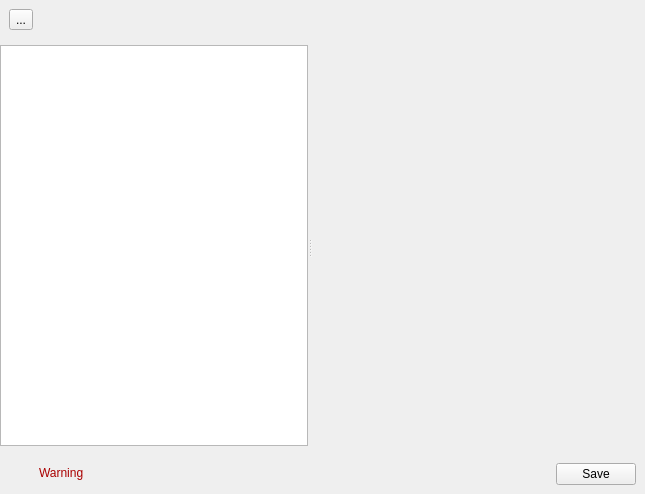
DevilCCCP/Code, file Lib/DbUi/FormDbEditor.ui: the form before one commit.
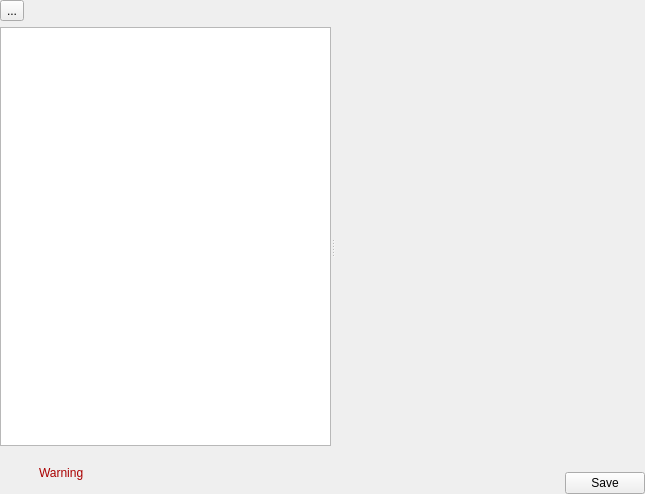
The form after the commit. Icons and pictures are not drawn.

What changed in the file:
```diff
--- a/Lib/DbUi/FormDbEditor.ui
+++ b/Lib/DbUi/FormDbEditor.ui
@@ -45,6 +45,18 @@
        <item>
         <widget class="QWidget" name="widgetControls" native="true">
          <layout class="QHBoxLayout" name="horizontalLayoutControls">
+          <property name="leftMargin">
+           <number>0</number>
+          </property>
+          <property name="topMargin">
+           <number>0</number>
+          </property>
+          <property name="rightMargin">
+           <number>0</number>
+          </property>
+          <property name="bottomMargin">
+           <number>0</number>
+          </property>
           <item>
            <widget class="QToolButton" name="toolButtonReload">
             <property name="text">
@@ -137,6 +149,18 @@
        <item>
         <widget class="QWidget" name="widgetEditControls" native="true">
          <layout class="QHBoxLayout" name="horizontalLayout_2">
+          <property name="leftMargin">
+           <number>0</number>
+          </property>
+          <property name="topMargin">
+           <number>0</number>
+          </property>
+          <property name="rightMargin">
+           <number>0</number>
+          </property>
+          <property name="bottomMargin">
+           <number>0</number>
+          </property>
           <item>
            <spacer name="horizontalSpacer">
             <property name="orientation">
```
